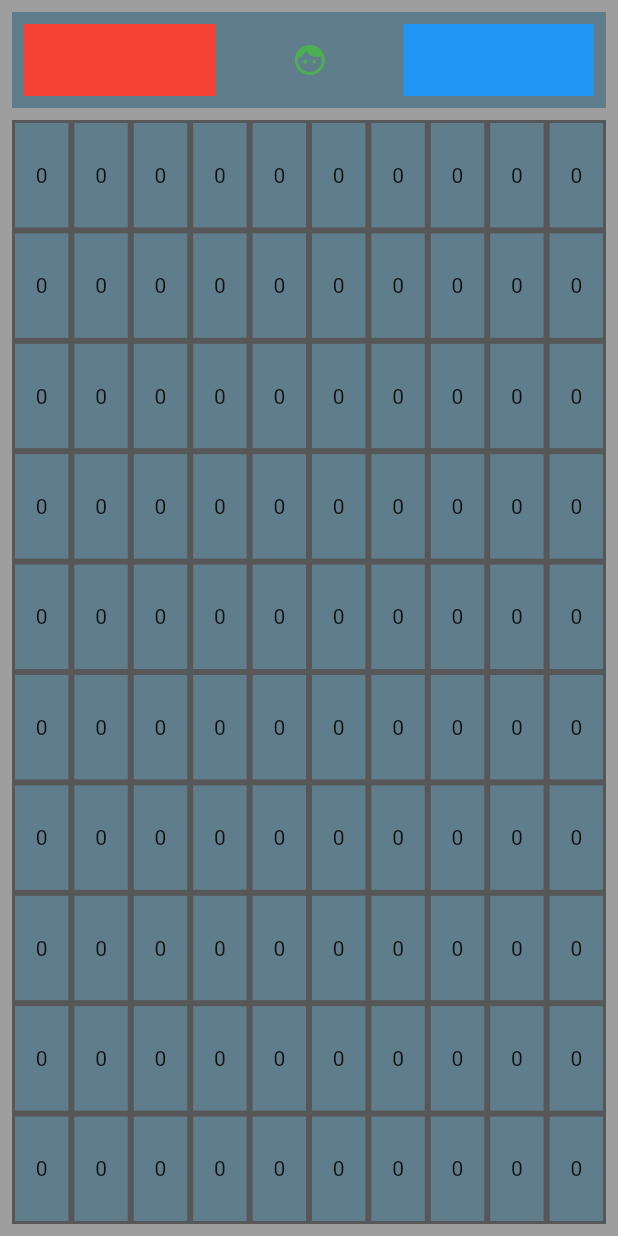
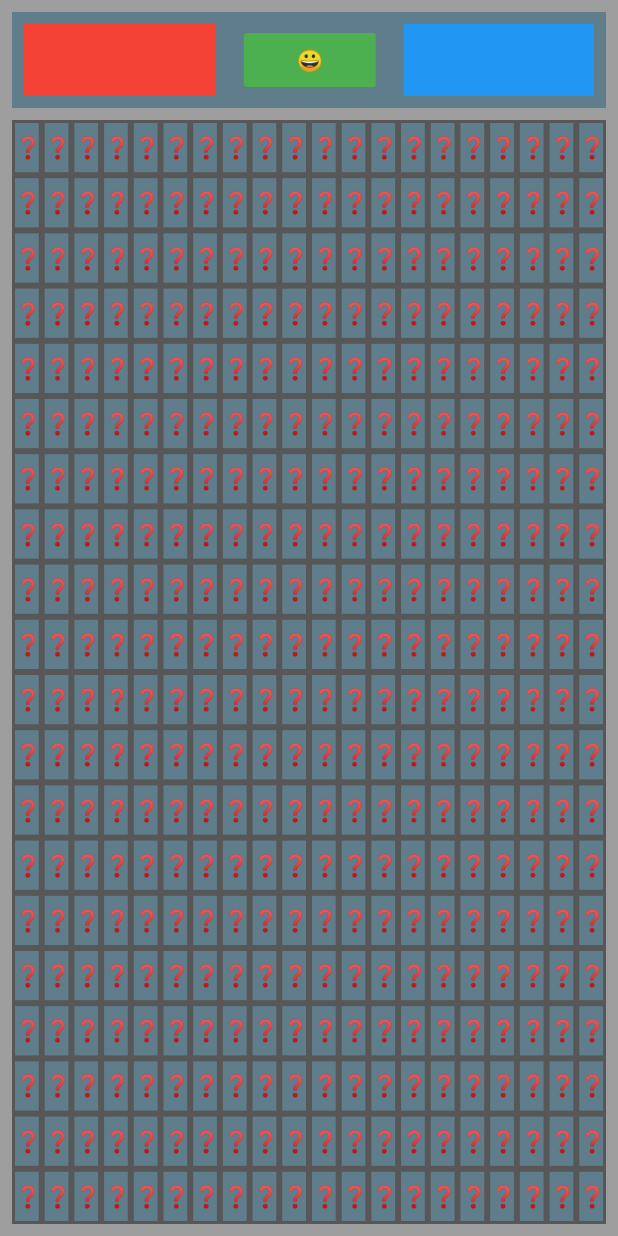
Before and after one commit to ahammer/flutter_minesweeper, a Flutter app: the screen it shows after launch, on a phone screen of 412 x 824 dp. Run offline on Flutter 3.47's test engine with Material 2 defaults, Android fonts, the phone set to English and light mode, and no system bars; our stand-ins replace built_collection, built_value, flutter_redux, redux; generated files the repository leaves out were written again.

Commit message:
Sped up animation

```diff
--- a/lib/src/state/mine_sweeper.dart
+++ b/lib/src/state/mine_sweeper.dart
@@ -15,7 +15,7 @@ abstract class MineSweeper implements Built<MineSweeper, MineSweeperBuilder> {
 
   //Factory constructor to create a new game
   factory MineSweeper.newGame(
-      {int width = 10, int height = 10, int bombs = 20}) {
+      {int width = 20, int height = 20, int bombs = 100}) {
     //Build the node list
     final nodes = List<MineSweeperNode>();
     for (int i = 0; i < width * height; i++) {
--- a/lib/src/ui/components/game_board.dart
+++ b/lib/src/ui/components/game_board.dart
@@ -58,9 +58,9 @@ class GameBoardHeader extends StatelessWidget {
             Container(color: Colors.red, width: 128, height: 48),
             Expanded(child: Container()),
             Center(
-                child: IconButton(
+                child: FlatButton(
               color: Colors.green,
-              icon: Icon(Icons.face), onPressed: () {
+              child: Text("😀"), onPressed: () {
                 Provider.of<Store<AppState>>(context).dispatch(NewGameAction(MineSweeper.newGame()));
               },
             )),
@@ -141,11 +141,11 @@ class MineBlock extends StatelessWidget {
             },
             child: AnimatedContainer(
               color: vm.isVisible
-                  ? (vm.isBomb ? Colors.red : Colors.green)
+                  ? (vm.isBomb ? Colors.red : Colors.transparent)
                   : Colors.blueGrey,
-              duration: Duration(milliseconds: 200),
+              duration: Duration(milliseconds: 66),
               child: Center(
-                  child: Text( (vm.isBomb ?? false) ? "Bomb" : "${vm.neighbours}")),
+                  child: Text( vm.isVisible?(vm.isBomb ?? false) ? "💣" : "${vm.neighbours == 0?"":vm.neighbours}":"❓")),
             ),
           ),
         ));
```
